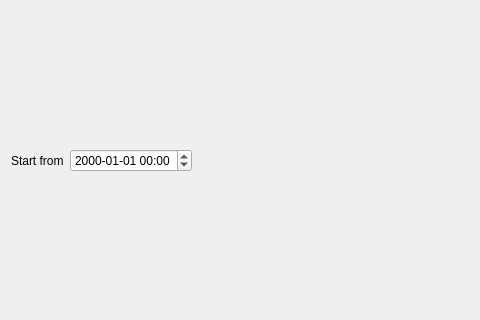
Above: designer/organizer.ui from glutanimate/note-organizer before the change; both pictures show x 0 to 480 and y 88 to 408 of the 906 by 498 pixel window. Below: the same form after it.
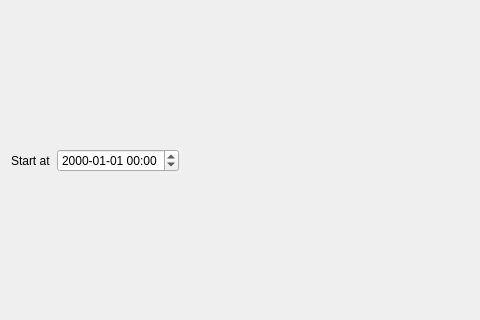
That is the form after the change.

```diff
--- a/designer/organizer.ui
+++ b/designer/organizer.ui
@@ -26,7 +26,7 @@
      <item>
       <widget class="QLabel" name="label">
        <property name="text">
-        <string>Start from</string>
+        <string>Start at</string>
        </property>
       </widget>
      </item>
```
